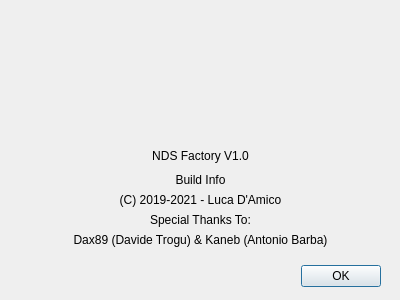
First picture: the form in ui/dialogs/about/aboutdialog.ui, repository Luca1991/NDSFactory, before the edit.
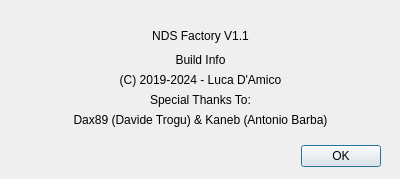
Second picture: the form after the edit.

What changed in the file:
```diff
--- a/ui/dialogs/about/aboutdialog.ui
+++ b/ui/dialogs/about/aboutdialog.ui
@@ -7,7 +7,7 @@
     <x>0</x>
     <y>0</y>
     <width>400</width>
-    <height>300</height>
+    <height>179</height>
    </rect>
   </property>
   <property name="windowTitle">
@@ -17,7 +17,7 @@
    <property name="geometry">
     <rect>
      <x>300</x>
-     <y>260</y>
+     <y>140</y>
      <width>81</width>
      <height>32</height>
     </rect>
@@ -33,7 +33,7 @@
    <property name="geometry">
     <rect>
      <x>10</x>
-     <y>140</y>
+     <y>20</y>
      <width>381</width>
      <height>31</height>
     </rect>
@@ -42,7 +42,7 @@
     <bool>false</bool>
    </property>
    <property name="text">
-    <string>NDS Factory V1.0</string>
+    <string>NDS Factory V1.1</string>
    </property>
    <property name="alignment">
     <set>Qt::AlignCenter</set>
@@ -52,13 +52,13 @@
    <property name="geometry">
     <rect>
      <x>10</x>
-     <y>190</y>
+     <y>70</y>
      <width>381</width>
      <height>20</height>
     </rect>
    </property>
    <property name="text">
-    <string>(C) 2019-2021 - Luca D'Amico</string>
+    <string>(C) 2019-2024 - Luca D'Amico</string>
    </property>
    <property name="alignment">
     <set>Qt::AlignCenter</set>
@@ -68,7 +68,7 @@
    <property name="geometry">
     <rect>
      <x>10</x>
-     <y>210</y>
+     <y>90</y>
      <width>381</width>
      <height>20</height>
     </rect>
@@ -84,7 +84,7 @@
    <property name="geometry">
     <rect>
      <x>10</x>
-     <y>230</y>
+     <y>110</y>
      <width>381</width>
      <height>20</height>
     </rect>
@@ -100,7 +100,7 @@
    <property name="geometry">
     <rect>
      <x>10</x>
-     <y>170</y>
+     <y>50</y>
      <width>381</width>
      <height>20</height>
     </rect>
```
Left out of the diff: 16 changed lines with no effect on the pictures.
